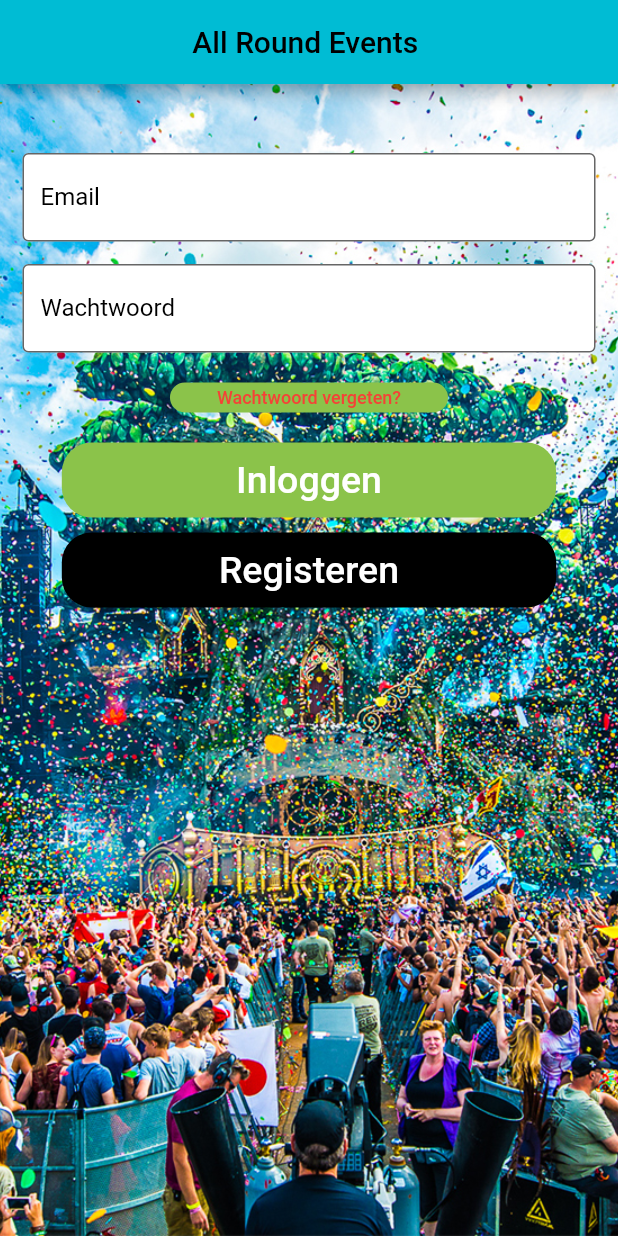
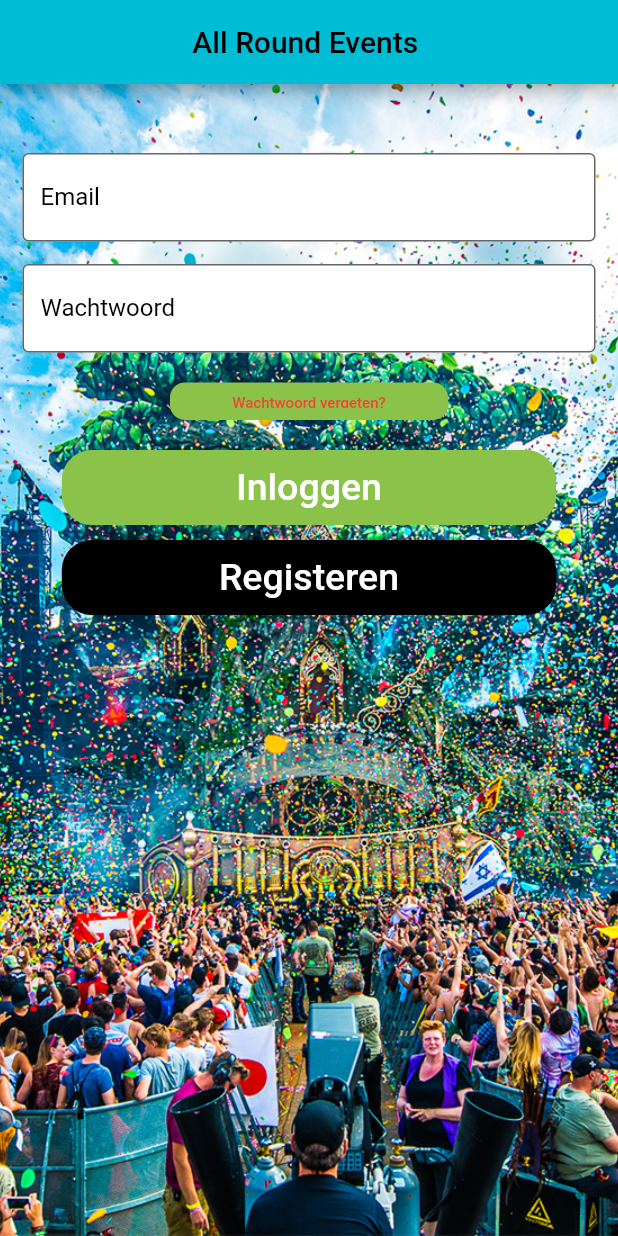
Before and after one commit to Bramke95/all_rounds_app, a Flutter app: the screen it shows after launch, on a phone screen of 412 x 824 dp. Run offline on Flutter 3.47's test engine with Material 2 defaults, Android fonts, the phone set to English and light mode, and no system bars; our stand-ins replace flutter_secure_storage.

Commit message:
make release ready

```diff
--- a/lib/festivals.dart
+++ b/lib/festivals.dart
@@ -2,9 +2,6 @@ import 'dart:async';
 
 import 'package:flutter/material.dart';
 import 'Api.dart';
-import 'login.dart';
-import 'user.dart';
-
 List festivals = [];
 List shifts = [];
 List shiftDays = [];
--- a/lib/login.dart
+++ b/lib/login.dart
@@ -1,5 +1,4 @@
 import 'package:flutter/material.dart';
-import 'user.dart';
 import 'Api.dart';
 import 'passforget.dart';
 import 'userinit.dart';
@@ -86,13 +85,13 @@ class _LoginDemoState extends State<LoginDemo> {
               ),
             ),
             Container(
-              height: 20,
+              height: 25,
               width: MediaQuery.of(context).size.width * 0.45,
               margin: const EdgeInsets.only(top: 20.0, bottom: 20.0),
               decoration: BoxDecoration(
                   color: Colors.lightGreen,
                   borderRadius: BorderRadius.circular(10)),
-              child: FlatButton(
+              child: TextButton(
                 onPressed: () {
                   Navigator.push(context,
                       MaterialPageRoute(builder: (context) => passforgetDemo()));
@@ -101,14 +100,8 @@ class _LoginDemoState extends State<LoginDemo> {
                     style: TextStyle(
                         backgroundColor: Colors.lightGreen,
                         color: Colors.red,
-                        fontSize: 12,
-                        shadows: <Shadow>[
-                          Shadow(
-                            offset: Offset(20.0, 20.0),
-                            blurRadius: 2.0,
-                            color: Color.fromARGB(0, 0, 0, 0),
-                          ),
-                        ])),
+                        fontSize: 10)
+                ),
               ),
             ),
             Container(
@@ -117,7 +110,7 @@ class _LoginDemoState extends State<LoginDemo> {
               decoration: BoxDecoration(
                   color: Colors.lightGreen,
                   borderRadius: BorderRadius.circular(20)),
-              child: FlatButton(
+              child: TextButton(
                 onPressed: () {
                   setState(() {
                     error_text = "";
@@ -149,7 +142,7 @@ class _LoginDemoState extends State<LoginDemo> {
               margin: const EdgeInsets.only(top: 10.0, bottom: 10.0),
               decoration: BoxDecoration(
                   color: Colors.black, borderRadius: BorderRadius.circular(20)),
-              child: FlatButton(
+              child: TextButton(
                 onPressed: () {
                   Navigator.push(context,
                       MaterialPageRoute(builder: (context) => UserInitDemo()));
--- a/lib/user.dart
+++ b/lib/user.dart
@@ -1,7 +1,5 @@
 import 'package:flutter/material.dart';
 import 'Api.dart';
-import 'festivals.dart';
-import 'package:flutter/services.dart';
 
 String user_name = "";
 final myName_controller = TextEditingController();
```
Also changed, not shown: lib/Api.dart (+13 -13 lines), 5 other files.
